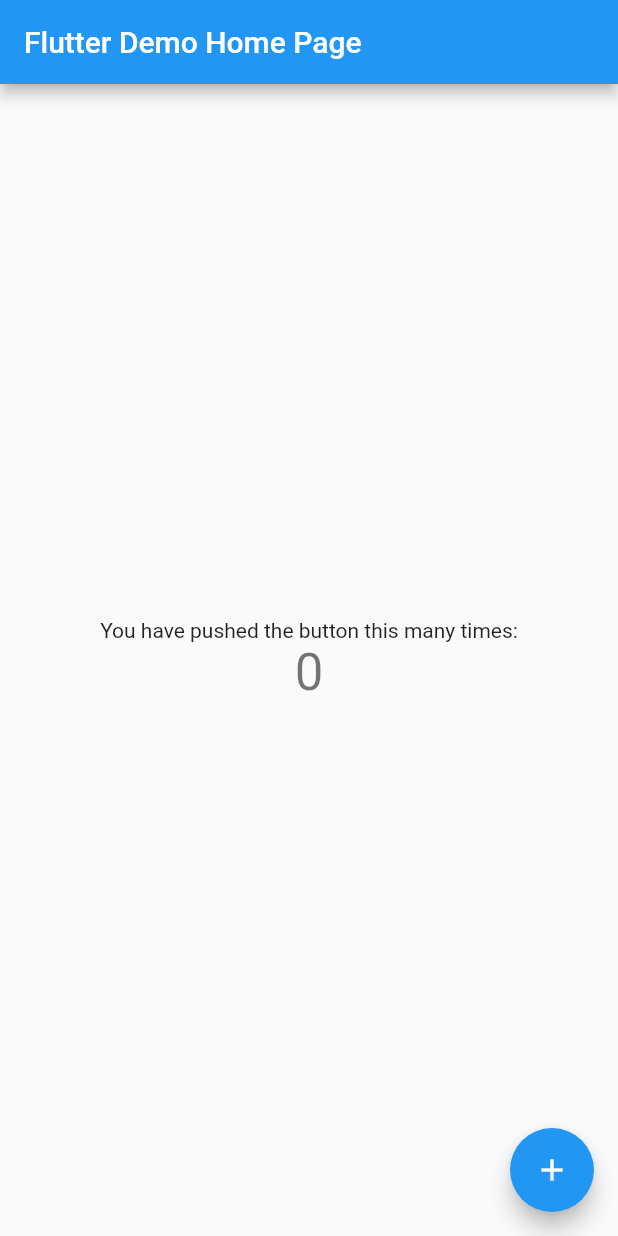
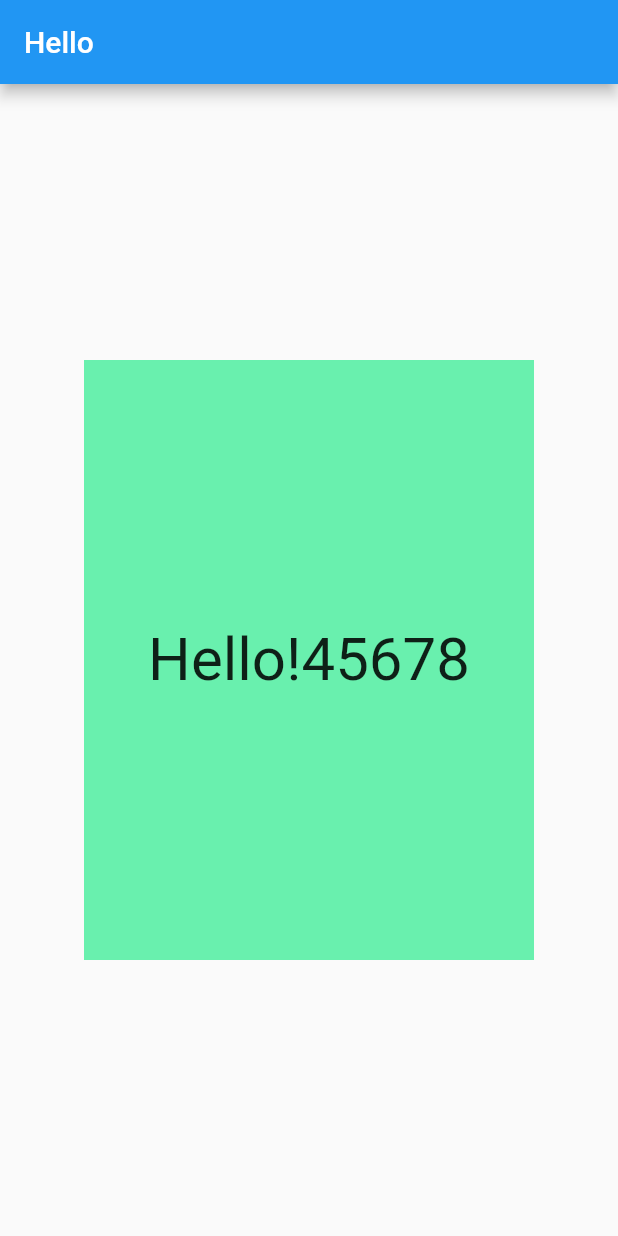
Before and after one commit to devssun/flutter-study, a Flutter app: the screen it shows after launch, on a phone screen of 412 x 824 dp. Run offline on Flutter 3.47's test engine with Material 2 defaults, Android fonts, the phone set to English and light mode, and no system bars.

Commit message:
[CHANGE] 코드 수정

```diff
--- a/udacityEx/lib/main.dart
+++ b/udacityEx/lib/main.dart
@@ -1,117 +1,40 @@
+// Copyright 2018 The Chromium Authors. All rights reserved.
+// Use of this source code is governed by a BSD-style license that can be
+// found in the LICENSE file.
+
 import 'package:flutter/material.dart';
 
 void main() {
-  runApp(MyApp());
+  runApp(
+    MaterialApp(
+      debugShowCheckedModeBanner: false,
+      title: 'Hello Rectangle',
+      home: Scaffold(
+        appBar: AppBar(
+          title: Text('Hello'),
+        ),
+        body: HelloRectangle(),
+      ),
+    ),
+  );
 }
 
-class MyApp extends StatelessWidget {
-  // This widget is the root of your application.
+class HelloRectangle extends StatelessWidget {
   @override
   Widget build(BuildContext context) {
-    return MaterialApp(
-      title: 'Flutter Demo',
-      theme: ThemeData(
-        // This is the theme of your application.
-        //
-        // Try running your application with "flutter run". You'll see the
-        // application has a blue toolbar. Then, without quitting the app, try
-        // changing the primarySwatch below to Colors.green and then invoke
-        // "hot reload" (press "r" in the console where you ran "flutter run",
-        // or simply save your changes to "hot reload" in a Flutter IDE).
-        // Notice that the counter didn't reset back to zero; the application
-        // is not restarted.
-        primarySwatch: Colors.blue,
-        // This makes the visual density adapt to the platform that you run
-        // the app on. For desktop platforms, the controls will be smaller and
-        // closer together (more dense) than on mobile platforms.
-        visualDensity: VisualDensity.adaptivePlatformDensity,
+    return Center(
+      child: Container(
+        color: Colors.greenAccent,
+        height: 400.0,
+        width: 300.0,
+        child: Center(
+          child: Text(
+            'Hello!45678',
+            style: TextStyle(fontSize: 40.0),
+            textAlign: TextAlign.center,
+          ),
+        ),
       ),
-      home: MyHomePage(title: 'Flutter Demo Home Page'),
     );
   }
 }
-
-class MyHomePage extends StatefulWidget {
-  MyHomePage({Key key, this.title}) : super(key: key);
-
-  // This widget is the home page of your application. It is stateful, meaning
-  // that it has a State object (defined below) that contains fields that affect
-  // how it looks.
-
-  // This class is the configuration for the state. It holds the values (in this
-  // case the title) provided by the parent (in this case the App widget) and
-  // used by the build method of the State. Fields in a Widget subclass are
-  // always marked "final".
-
-  final String title;
-
-  @override
-  _MyHomePageState createState() => _MyHomePageState();
-}
-
-class _MyHomePageState extends State<MyHomePage> {
-  int _counter = 0;
-
-  void _incrementCounter() {
-    setState(() {
-      // This call to setState tells the Flutter framework that something has
-      // changed in this State, which causes it to rerun the build method below
-      // so that the display can reflect the updated values. If we changed
-      // _counter without calling setState(), then the build method would not be
-      // called again, and so nothing would appear to happen.
-      _counter++;
-    });
-  }
-
-  @override
-  Widget build(BuildContext context) {
-    // This method is rerun every time setState is called, for instance as done
-    // by the _incrementCounter method above.
-    //
-    // The Flutter framework has been optimized to make rerunning build methods
-    // fast, so that you can just rebuild anything that needs updating rather
-    // than having to individually change instances of widgets.
-    return Scaffold(
-      appBar: AppBar(
-        // Here we take the value from the MyHomePage object that was created by
-        // the App.build method, and use it to set our appbar title.
-        title: Text(widget.title),
-      ),
-      body: Center(
-        // Center is a layout widget. It takes a single child and positions it
-        // in the middle of the parent.
-        child: Column(
-          // Column is also a layout widget. It takes a list of children and
-          // arranges them vertically. By default, it sizes itself to fit its
-          // children horizontally, and tries to be as tall as its parent.
-          //
-          // Invoke "debug painting" (press "p" in the console, choose the
-          // "Toggle Debug Paint" action from the Flutter Inspector in Android
-          // Studio, or the "Toggle Debug Paint" command in Visual Studio Code)
-          // to see the wireframe for each widget.
-          //
-          // Column has various properties to control how it sizes itself and
-          // how it positions its children. Here we use mainAxisAlignment to
-          // center the children vertically; the main axis here is the vertical
-          // axis because Columns are vertical (the cross axis would be
-          // horizontal).
-          mainAxisAlignment: MainAxisAlignment.center,
-          children: <Widget>[
-            Text(
-              'You have pushed the button this many times:',
-            ),
-            Text(
-              '$_counter',
-              style: Theme.of(context).textTheme.headline4,
-            ),
-          ],
-        ),
-      ),
-      floatingActionButton: FloatingActionButton(
-        onPressed: _incrementCounter,
-        tooltip: 'Increment',
-        child: Icon(Icons.add),
-      ), // This trailing comma makes auto-formatting nicer for build methods.
-    );
-  }
-}
```
